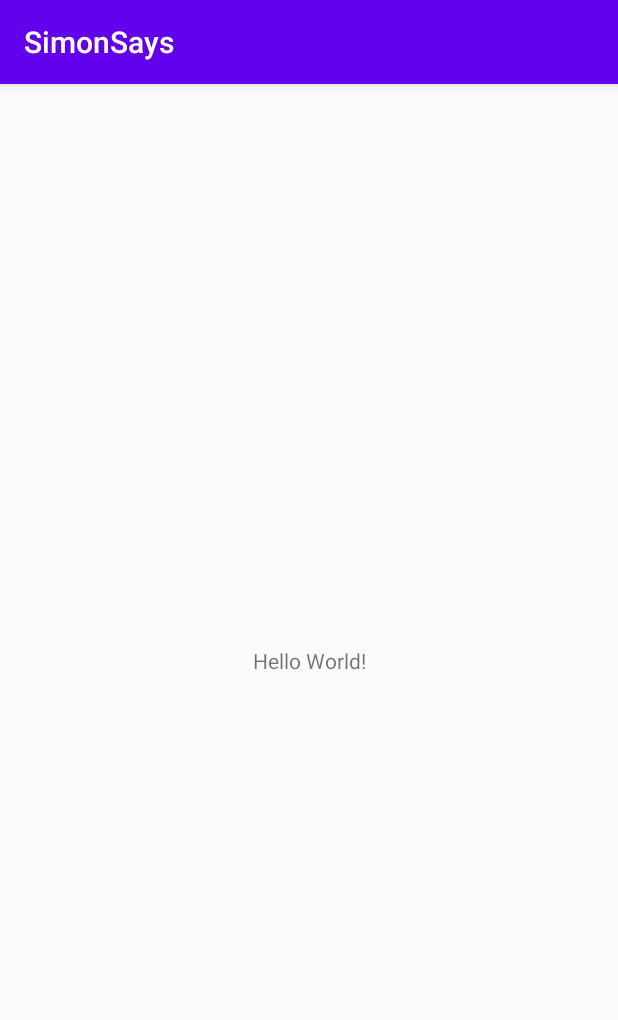
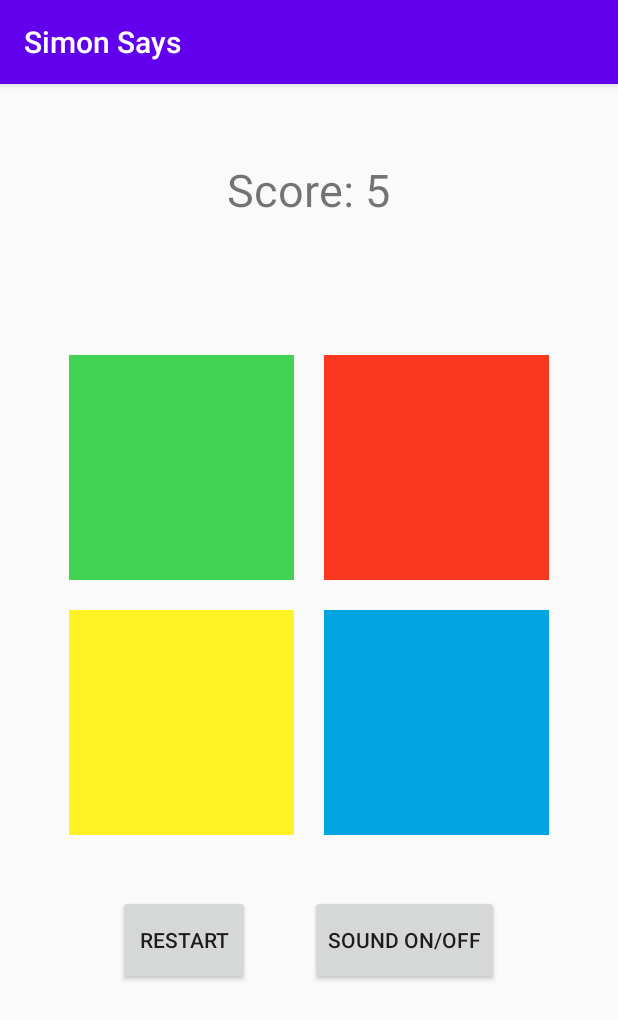
Before and after one commit to brauma/SimonSays, an Android app: the screen it shows after launch (MainActivity), on a phone screen of 412 x 824 dp. Shown: the top 1020 px of the screen. Run offline under Robolectric (Android 15) with nearby library versions, the phone set to English and light mode, and no system bars.

Commit message:
layout done

```diff
--- a/app/src/main/java/com/brauma/simonsays/MainActivity.java
+++ b/app/src/main/java/com/brauma/simonsays/MainActivity.java
@@ -3,12 +3,89 @@
 import androidx.appcompat.app.AppCompatActivity;
 
 import android.os.Bundle;
+import android.view.View;
+import android.widget.Button;
+import android.widget.ImageView;
+import android.widget.TextView;
+
+import java.util.ArrayList;
+import java.util.Calendar;
+import java.util.Random;
 
 public class MainActivity extends AppCompatActivity {
+
+    ImageView ivGreen, ivRed, ivYellow, ivBlue;
+    TextView tvScore;
+    Button btnRestart, btnSoundToggle;
+
+    ArrayList<Integer> sequence;
+    int currentIndex, score;
+
+    boolean sound;
+
+    Random r;
 
     @Override
     protected void onCreate(Bundle savedInstanceState) {
         super.onCreate(savedInstanceState);
         setContentView(R.layout.activity_main);
+
+        r = new Random(Calendar.getInstance().getTimeInMillis());
+
+        ivGreen = findViewById(R.id.green_light);
+        ivRed = findViewById(R.id.red_light);
+        ivYellow = findViewById(R.id.yellow_light);
+        ivBlue = findViewById(R.id.blue_light);
+
+        tvScore = findViewById(R.id.score);
+        btnRestart = findViewById(R.id.button_restart);
+        btnSoundToggle = findViewById(R.id.button_sound_toggle);
+
+        sequence = new ArrayList<>();
+        currentIndex = 0;
+        score = 0;
+
+        sound = true;
+
+        initSequence();
+
+    }
+
+    private void initSequence() {
+        sequence.clear();
+        for(int i = 0; i < 5; i++){
+            sequence.add(r.nextInt(4) + 1);
+        }
+    }
+
+    private void appendSequence(){
+        for(int i = 0; i < 5; i++){
+            sequence.add(r.nextInt(4) + 1);
+        }
+    }
+
+
+    public void onClick(View view) {
+        switch(view.getId()){
+            case R.id.green_light:
+
+                break;
+            case R.id.red_light:
+
+                break;
+            case R.id.yellow_light:
+
+                break;
+            case R.id.blue_light:
+
+                break;
+        }
+    }
+
+    public void restart(View view) {
+    }
+
+    public void toggleSound(View view) {
+        sound = !sound;
     }
 }
--- a/app/src/main/res/layout/activity_main.xml
+++ b/app/src/main/res/layout/activity_main.xml
@@ -1,18 +1,119 @@
 <?xml version="1.0" encoding="utf-8"?>
-<androidx.constraintlayout.widget.ConstraintLayout xmlns:android="http://schemas.android.com/apk/res/android"
-    xmlns:app="http://schemas.android.com/apk/res-auto"
+<RelativeLayout xmlns:android="http://schemas.android.com/apk/res/android"
     xmlns:tools="http://schemas.android.com/tools"
     android:layout_width="match_parent"
     android:layout_height="match_parent"
     tools:context=".MainActivity">
 
-    <TextView
+    <LinearLayout
+        android:id="@+id/score_field"
         android:layout_width="wrap_content"
         android:layout_height="wrap_content"
-        android:text="Hello World!"
-        app:layout_constraintBottom_toBottomOf="parent"
-        app:layout_constraintLeft_toLeftOf="parent"
-        app:layout_constraintRight_toRightOf="parent"
-        app:layout_constraintTop_toTopOf="parent" />
+        android:layout_centerHorizontal="true"
+        android:layout_marginTop="50dp"
+        >
 
-</androidx.constraintlayout.widget.ConstraintLayout>
+        <TextView
+            android:layout_width="wrap_content"
+            android:layout_height="wrap_content"
+            android:text="Score: "
+            android:textSize="30sp"
+            />
+
+        <TextView
+            android:id="@+id/score"
+            android:layout_width="wrap_content"
+            android:layout_height="wrap_content"
+            android:text="5"
+            android:textSize="30sp" />
+
+    </LinearLayout>
+
+    <GridLayout
+        android:id="@+id/buttons"
+        android:layout_width="wrap_content"
+        android:layout_height="wrap_content"
+        android:layout_below="@id/score_field"
+        android:columnCount="2"
+        android:rowCount="2"
+        android:layout_marginTop="80dp"
+        android:layout_centerHorizontal="true"
+        >
+
+        <ImageView
+            android:id="@+id/green_light"
+            android:layout_width="150dp"
+            android:layout_height="150dp"
+            android:layout_margin="10dp"
+            android:background="@color/colorGreen"
+            android:onClick="onClick"
+            android:layout_columnWeight="0"
+            android:layout_rowWeight="0"
+            />
+
+        <ImageView
+            android:id="@+id/red_light"
+            android:layout_width="150dp"
+            android:layout_height="150dp"
+            android:layout_margin="10dp"
+            android:background="@color/colorRed"
+            android:onClick="onClick"
+            android:layout_columnWeight="1"
+            android:layout_rowWeight="0"
+            />
+
+        <ImageView
+            android:id="@+id/yellow_light"
+            android:layout_width="150dp"
+            android:layout_height="150dp"
+            android:layout_margin="10dp"
+            android:background="@color/colorYellow"
+            android:onClick="onClick"
+            android:layout_columnWeight="0"
+            android:layout_rowWeight="1"
+            />
+
+        <ImageView
+            android:id="@+id/blue_light"
+            android:layout_width="150dp"
+            android:layout_height="150dp"
+            android:layout_margin="10dp"
+            android:background="@color/colorBlue"
+            android:onClick="onClick"
+            android:layout_columnWeight="1"
+            android:layout_rowWeight="1"
+            />
+
+    </GridLayout>
+
+    <LinearLayout
+        android:layout_width="wrap_content"
+        android:layout_height="wrap_content"
+        android:layout_below="@+id/buttons"
+        android:layout_marginTop="30dp"
+        android:layout_centerHorizontal="true"
+        >
+
+        <Button
+            android:id="@+id/button_restart"
+            android:layout_width="wrap_content"
+            android:layout_height="60dp"
+            android:text="Restart"
+            android:layout_marginRight="40dp"
+            android:layout_marginEnd="40dp"
+            android:onClick="restart"/>
+
+        <Button
+            android:id="@+id/button_sound_toggle"
+            android:layout_width="wrap_content"
+            android:layout_height="60dp"
+            android:text="Sound On/Off"
+            android:onClick="toggleSound"/>
+
+
+
+    </LinearLayout>
+
+
+
+</RelativeLayout>
--- a/app/src/main/res/values/colors.xml
+++ b/app/src/main/res/values/colors.xml
@@ -3,4 +3,12 @@
     <color name="colorPrimary">#6200EE</color>
     <color name="colorPrimaryDark">#3700B3</color>
     <color name="colorAccent">#03DAC5</color>
+    <color name="colorGreen">#42D352</color>
+    <color name="colorRed">#FA381F</color>
+    <color name="colorYellow">#FEF224</color>
+    <color name="colorBlue">#01A5E2</color>
+    <color name="colorHighlightGreen">#c8f2cd</color>
+    <color name="colorHighlightRed">#fdd6d1</color>
+    <color name="colorHighlightYellow">#fffccc</color>
+    <color name="colorHighlightBlue">#cff0ff</color>
 </resources>
--- a/app/src/main/res/values/strings.xml
+++ b/app/src/main/res/values/strings.xml
@@ -1,3 +1,3 @@
 <resources>
-    <string name="app_name">SimonSays</string>
+    <string name="app_name">Simon Says</string>
 </resources>
```
